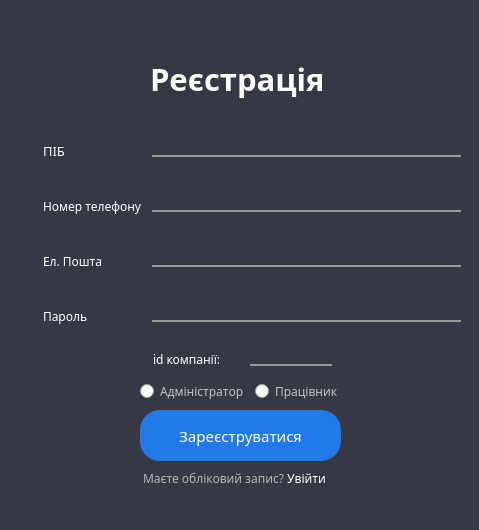
Qt form registration.ui (Annakkm/Todolist) before a commit.
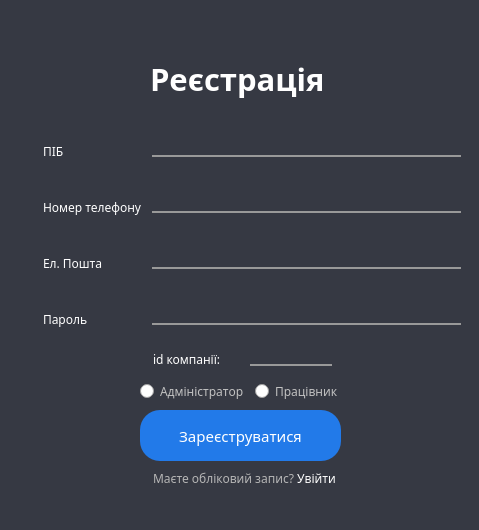
The same form after that commit. Icons and pictures are not drawn.

Commit message: перероблений дизайн вікно адміністратора

What changed in the file:
```diff
--- a/registration.ui
+++ b/registration.ui
@@ -187,7 +187,7 @@
       <property name="font">
        <font>
         <family>Fixel Black</family>
-        <pointsize>10</pointsize>
+        <pointsize>9</pointsize>
        </font>
       </property>
       <property name="styleSheet">
@@ -411,10 +411,10 @@
   <widget class="QWidget" name="horizontalLayoutWidget_2">
    <property name="geometry">
     <rect>
-     <x>140</x>
+     <x>150</x>
      <y>460</y>
-     <width>258</width>
-     <height>43</height>
+     <width>271</width>
+     <height>46</height>
     </rect>
    </property>
    <layout class="QHBoxLayout" name="horizontalLayout_2">
@@ -431,7 +431,7 @@
      <widget class="QLabel" name="label_link1">
       <property name="font">
        <font>
-        <family>Fixel Black</family>
+        <family>Bahnschrift SemiBold</family>
        </font>
       </property>
       <property name="styleSheet">
@@ -451,7 +451,7 @@
      <widget class="QPushButton" name="btn_link2">
       <property name="font">
        <font>
-        <family>Fixel Black</family>
+        <family>Bahnschrift SemiBold</family>
        </font>
       </property>
       <property name="styleSheet">
```
Left out of the diff: 6 changed lines with no effect on the pictures. The commit also changes 3 other files.
